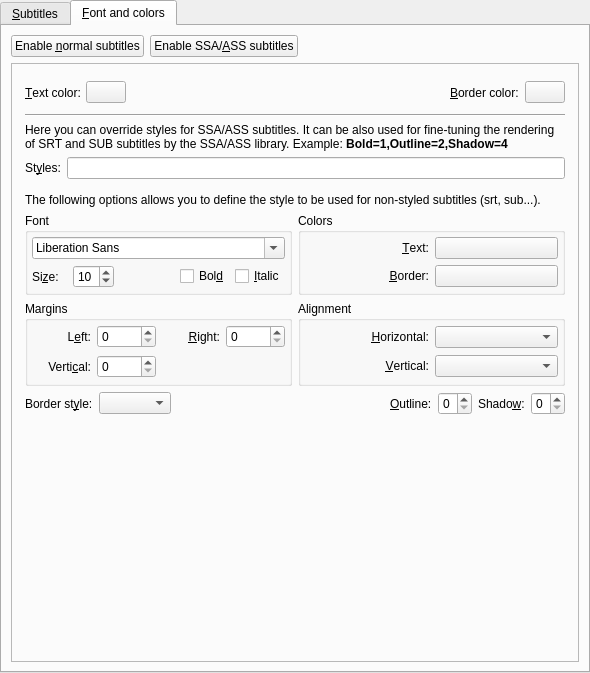
The window that src/prefsubtitles.ui (wilbert2000/wzplayer) describes before a commit, drawn with Qt 5.
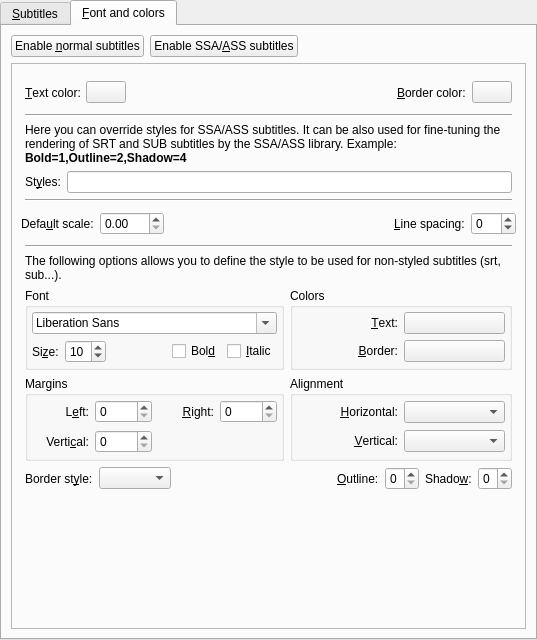
The same window after the commit. The open tabs and pages were chosen to show the change. Custom widgets are drawn as their Qt base class.

Commit message: Added a new option to select the line spacing, and also the options to select the default scale are back

What changed in the file:
```diff
--- a/src/prefsubtitles.ui
+++ b/src/prefsubtitles.ui
@@ -5,8 +5,8 @@
    <rect>
     <x>0</x>
     <y>0</y>
-    <width>590</width>
-    <height>673</height>
+    <width>537</width>
+    <height>640</height>
    </rect>
   </property>
   <property name="windowTitle" >
@@ -677,29 +677,6 @@
                 </property>
                </widget>
               </item>
-              <item row="2" column="1" >
-               <widget class="QDoubleSpinBox" name="ass_font_scale" >
-                <property name="maximum" >
-                 <double>100.000000000000000</double>
-                </property>
-                <property name="singleStep" >
-                 <double>0.200000000000000</double>
-                </property>
-               </widget>
-              </item>
-              <item row="2" column="0" >
-               <widget class="QLabel" name="ass_scale_label" >
-                <property name="text" >
-                 <string>Default sc&amp;ale for SSA/ASS subtitles:</string>
-                </property>
-                <property name="alignment" >
-                 <set>Qt::AlignRight|Qt::AlignTrailing|Qt::AlignVCenter</set>
-                </property>
-                <property name="buddy" >
-                 <cstring>ass_font_scale</cstring>
-                </property>
-               </widget>
-              </item>
               <item row="1" column="0" >
                <widget class="QLabel" name="scale_label" >
                 <property name="text" >
@@ -825,6 +802,12 @@
               </item>
               <item>
                <widget class="Line" name="line" >
+                <property name="sizePolicy" >
+                 <sizepolicy vsizetype="Fixed" hsizetype="Expanding" >
+                  <horstretch>0</horstretch>
+                  <verstretch>0</verstretch>
+                 </sizepolicy>
+                </property>
                 <property name="orientation" >
                  <enum>Qt::Horizontal</enum>
                 </property>
@@ -875,9 +858,85 @@
                 </item>
                </layout>
               </item>
+              <item>
+               <widget class="Line" name="line_3" >
+                <property name="sizePolicy" >
+                 <sizepolicy vsizetype="Fixed" hsizetype="Expanding" >
+                  <horstretch>0</horstretch>
+                  <verstretch>0</verstretch>
+                 </sizepolicy>
+                </property>
+                <property name="orientation" >
+                 <enum>Qt::Horizontal</enum>
+                </property>
+               </widget>
+              </item>
              </layout>
             </widget>
            </item>
+           <item>
+            <layout class="QHBoxLayout" >
+             <item>
+              <widget class="QLabel" name="ass_scale_label" >
+               <property name="text" >
+                <string>Defa&amp;ult scale:</string>
+               </property>
+               <property name="buddy" >
+                <cstring>ass_font_scale_spin</cstring>
+               </property>
+              </widget>
+             </item>
+             <item>
+              <widget class="QDoubleSpinBox" name="ass_font_scale_spin" >
+               <property name="sizePolicy" >
+                <sizepolicy vsizetype="Fixed" hsizetype="Maximum" >
+                 <horstretch>0</horstretch>
+                 <verstretch>0</verstretch>
+                </sizepolicy>
+               </property>
+               <property name="maximum" >
+                <double>100.000000000000000</double>
+               </property>
+               <property name="singleStep" >
+                <double>0.200000000000000</double>
+               </property>
+              </widget>
+             </item>
+             <item>
+              <spacer>
+               <property name="orientation" >
+                <enum>Qt::Horizontal</enum>
+               </property>
+               <property name="sizeHint" >
+                <size>
+                 <width>121</width>
+                 <height>20</height>
+                </size>
+               </property>
+              </spacer>
+             </item>
+             <item>
+              <widget class="QLabel" name="label_11" >
+               <property name="text" >
+                <string>&amp;Line spacing:</string>
+               </property>
+               <property name="buddy" >
+                <cstring>ass_line_spacing_spin</cstring>
+               </property>
+              </widget>
+             </item>
+             <item>
+              <widget class="QSpinBox" name="ass_line_spacing_spin" >
+               <property name="minimum" >
+                <number>-20</number>
+               </property>
+               <property name="maximum" >
+                <number>20</number>
+               </property>
+              </widget>
+             </item>
+            </layout>
+           </item>
            <item>
             <widget class="QWidget" native="1" name="styles_container" >
              <property name="enabled" >
@@ -896,7 +955,30 @@
               <property name="bottomMargin" >
                <number>4</number>
               </property>
-              <item row="1" column="0" >
+              <item row="0" column="0" colspan="2" >
+               <widget class="Line" name="line_2" >
+                <property name="sizePolicy" >
+                 <sizepolicy vsizetype="Fixed" hsizetype="Expanding" >
+                  <horstretch>0</horstretch>
+                  <verstretch>0</verstretch>
+                 </sizepolicy>
+                </property>
+                <property name="orientation" >
+                 <enum>Qt::Horizontal</enum>
+                </property>
+               </widget>
+              </item>
+              <item row="1" column="0" colspan="2" >
+               <widget class="QLabel" name="label_10" >
+                <property name="text" >
+                 <string>The following options allows you to define the style to be used for non-styled subtitles (srt, sub...).</string>
+                </property>
+                <property name="wordWrap" >
+                 <bool>true</bool>
+                </property>
+               </widget>
+              </item>
+              <item row="2" column="0" >
                <widget class="QGroupBox" name="groupBox_4" >
                 <property name="title" >
                  <string>Font</string>
@@ -984,7 +1066,7 @@
                 </layout>
                </widget>
               </item>
-              <item row="1" column="1" >
+              <item row="2" column="1" >
                <widget class="QGroupBox" name="groupBox_7" >
                 <property name="title" >
                  <string>Colors</string>
@@ -1045,7 +1127,7 @@
                 </layout>
                </widget>
               </item>
-              <item row="2" column="0" >
+              <item row="3" column="0" >
                <widget class="QGroupBox" name="groupBox_8" >
                 <property name="title" >
                  <string>Margins</string>
@@ -1127,7 +1209,7 @@
                 </layout>
                </widget>
               </item>
-              <item row="2" column="1" >
+              <item row="3" column="1" >
                <widget class="QGroupBox" name="groupBox_9" >
                 <property name="title" >
                  <string>Alignment</string>
@@ -1180,7 +1262,7 @@
                 </layout>
                </widget>
               </item>
-              <item row="3" column="0" colspan="2" >
+              <item row="4" column="0" colspan="2" >
                <layout class="QHBoxLayout" >
                 <item>
                  <widget class="QLabel" name="label_5" >
@@ -1250,32 +1332,22 @@
                 </item>
                </layout>
               </item>
-              <item row="0" column="0" colspan="2" >
-               <widget class="QLabel" name="label_10" >
-                <property name="text" >
-                 <string>The following options allows you to define the style to be used for non-styled subtitles (srt, sub...).</string>
-                </property>
-                <property name="wordWrap" >
-                 <bool>true</bool>
-                </property>
-               </widget>
-              </item>
-              <item row="4" column="0" colspan="2" >
-               <spacer>
-                <property name="orientation" >
-                 <enum>Qt::Vertical</enum>
-                </property>
-                <property name="sizeHint" >
-                 <size>
-                  <width>20</width>
-                  <height>40</height>
-                 </size>
-                </property>
-               </spacer>
-              </item>
              </layout>
             </widget>
            </item>
+           <item>
+            <spacer>
+             <property name="orientation" >
+              <enum>Qt::Vertical</enum>
+             </property>
+             <property name="sizeHint" >
+              <size>
+               <width>479</width>
+               <height>20</height>
+              </size>
+             </property>
+            </spacer>
+           </item>
           </layout>
          </widget>
         </widget>
```
Left out of the diff: 43 changed lines with no effect on the pictures. The commit also changes 5 other files.
